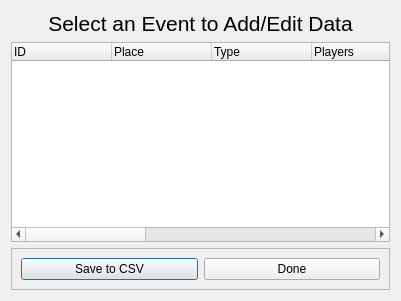
Above: UIs/EventList.ui from JeffHoogland/qutemtgstats before the change. Below: the same form after it.
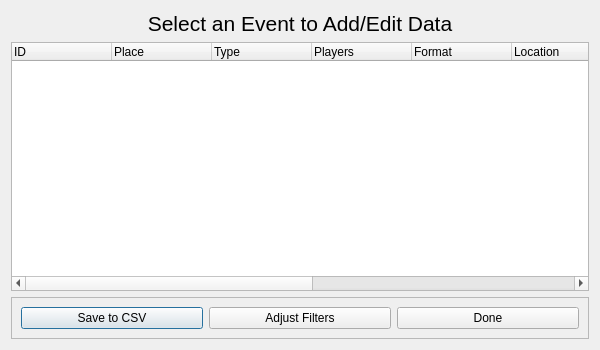
That is the form after the change.

Commit message: Finished filter windows update

```diff
--- a/UIs/EventList.ui
+++ b/UIs/EventList.ui
@@ -6,8 +6,8 @@
    <rect>
     <x>0</x>
     <y>0</y>
-    <width>401</width>
-    <height>301</height>
+    <width>600</width>
+    <height>350</height>
    </rect>
   </property>
   <property name="windowTitle">
@@ -105,6 +105,16 @@
         </property>
        </widget>
       </item>
+      <item>
+       <widget class="QPushButton" name="adjustFiltersButton">
+        <property name="enabled">
+         <bool>true</bool>
+        </property>
+        <property name="text">
+         <string>Adjust Filters</string>
+        </property>
+       </widget>
+      </item>
       <item>
        <widget class="QPushButton" name="cancelButton">
         <property name="text">
```
The commit also changes 27 other files.
